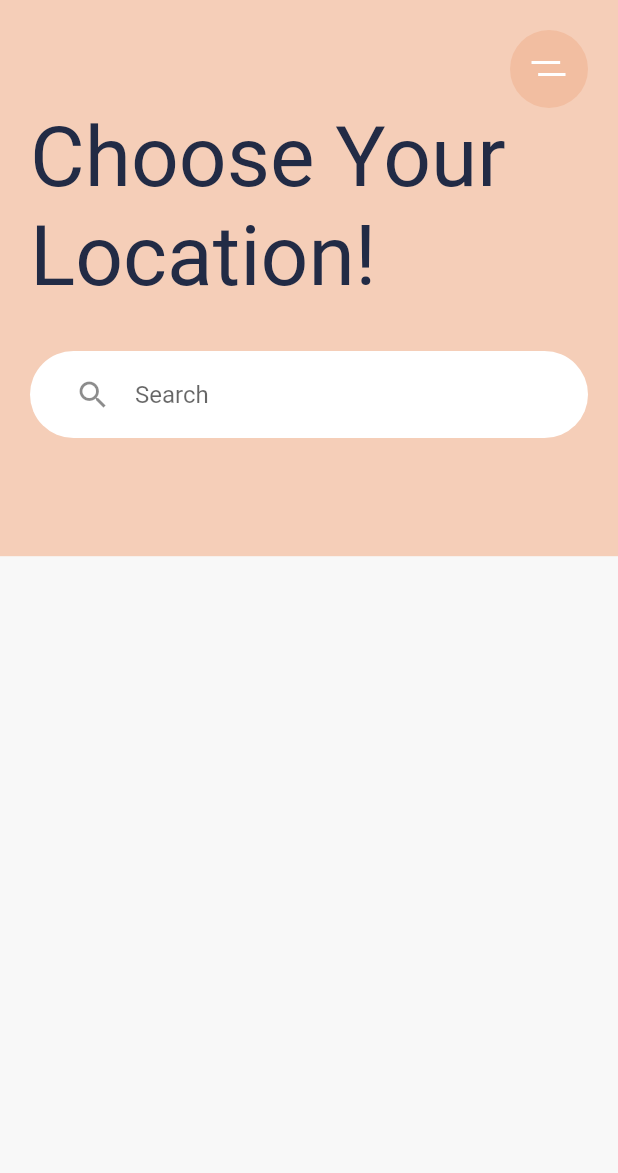
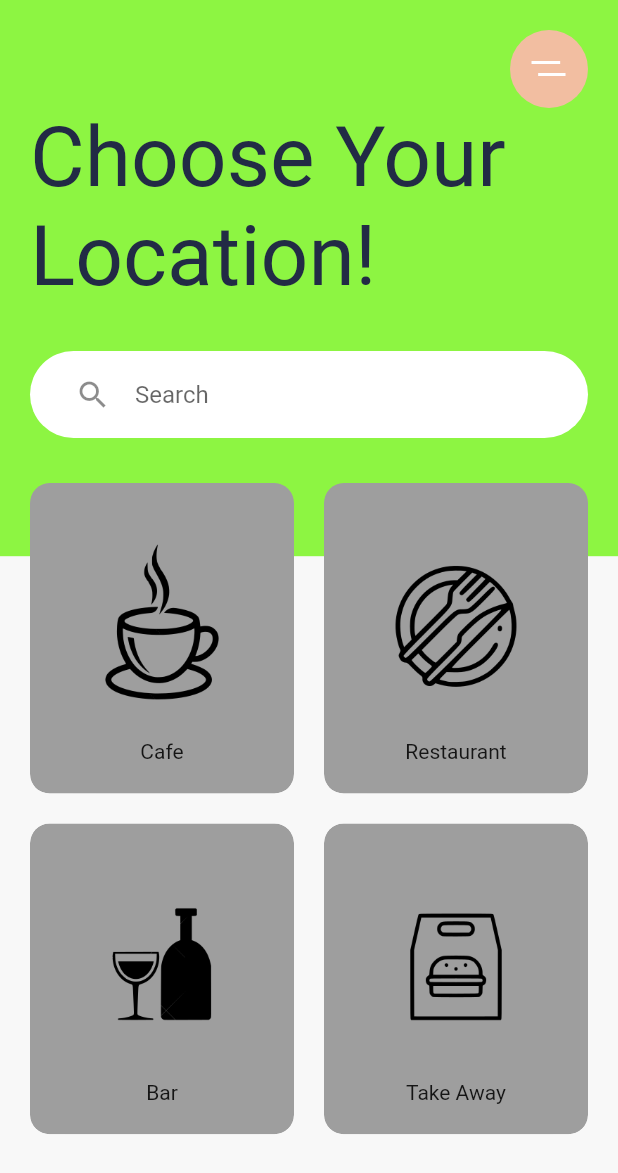
Before and after one commit to Sfuarf/decision_maker_v1, a Flutter app: the screen it shows after launch, on a phone screen of 412 x 824 dp. Shown: the top 1173 px of the screen. Run offline on Flutter 3.47's test engine with Material 2 defaults, Android fonts, the phone set to English and light mode, and no system bars; our stand-ins replace flutter_svg.

Commit message:
working on UI

```diff
--- a/lib/main.dart
+++ b/lib/main.dart
@@ -1,3 +1,4 @@
+import 'package:decision_maker_v1/widgets/category_card.dart';
 import 'package:decision_maker_v1/widgets/search_bar.dart';
 import 'package:flutter/material.dart';
 import 'package:flutter_svg/svg.dart';
@@ -46,7 +47,7 @@ class _MyHomePageState extends State<MyHomePage> {
           Container(
             height: size.height * 0.45,
             decoration: BoxDecoration(
-              color: Color(0xFFF5CEB8),
+              color: Color.fromRGBO(141, 245, 66, 100),
               // image: DecorationImage(
               //   alignment: Alignment.centerLeft,
               //   image: AssetImage("assets/images/cafe_icon.png"),
@@ -77,6 +78,36 @@ class _MyHomePageState extends State<MyHomePage> {
                     style: Theme.of(context).textTheme.headline2,
                   ),
                   SearchBar(),
+                  Expanded(
+                    child: GridView.count(
+                      crossAxisCount: 2,
+                      childAspectRatio: .85,
+                      crossAxisSpacing: 20,
+                      mainAxisSpacing: 20,
+                      children: <Widget>[
+                        CategoryCard(
+                          title: "Cafe",
+                          imageTitle: "assets/images/cafe_icon.png",
+                          press: () {},
+                        ),
+                        CategoryCard(
+                          title: "Restaurant",
+                          imageTitle: "assets/images/restaurant_image.png",
+                          press: () {},
+                        ),
+                        CategoryCard(
+                          title: "Bar",
+                          imageTitle: "assets/images/bar_image.png",
+                          press: () {},
+                        ),
+                        CategoryCard(
+                          title: "Take Away",
+                          imageTitle: "assets/images/take_away_image.png",
+                          press: () {},
+                        ),
+                      ],
+                    ),
+                  ),
                 ],
               ),
             ),
--- /dev/null
+++ b/lib/widgets/category_card.dart
@@ -0,0 +1,60 @@
+import 'package:flutter/material.dart';
+import 'package:flutter_svg/flutter_svg.dart';
+
+import '../constants.dart';
+
+class CategoryCard extends StatelessWidget {
+  final String imageTitle;
+  final String title;
+  final VoidCallback press;
+  const CategoryCard({
+    Key? key,
+    required this.imageTitle,
+    required this.title,
+    required this.press,
+  }) : super(key: key);
+
+  @override
+  Widget build(BuildContext context) {
+    return ClipRRect(
+      borderRadius: BorderRadius.circular(13),
+      child: Container(
+        // padding: EdgeInsets.all(20),
+        decoration: BoxDecoration(
+          color: Colors.grey,
+          borderRadius: BorderRadius.circular(13),
+          boxShadow: [
+            BoxShadow(
+              offset: Offset(0, 17),
+              blurRadius: 17,
+              spreadRadius: -23,
+              color: kShadowColor,
+            ),
+          ],
+        ),
+        child: Material(
+          color: Colors.transparent,
+          child: InkWell(
+            onTap: press,
+            child: Padding(
+              padding: const EdgeInsets.all(20.0),
+              child: Column(
+                children: <Widget>[
+                  Spacer(),
+                  Container(
+                      height: 120, child: Image(image: AssetImage(imageTitle))),
+                  Spacer(),
+                  Text(
+                    title,
+                    textAlign: TextAlign.center,
+                    style: Theme.of(context).textTheme.bodyText2,
+                  )
+                ],
+              ),
+            ),
+          ),
+        ),
+      ),
+    );
+  }
+}
```
Also changed, not shown: assets/images/bar_image.png (added), assets/images/restaurant_image.png (added), assets/images/take_away_image.png (added).
